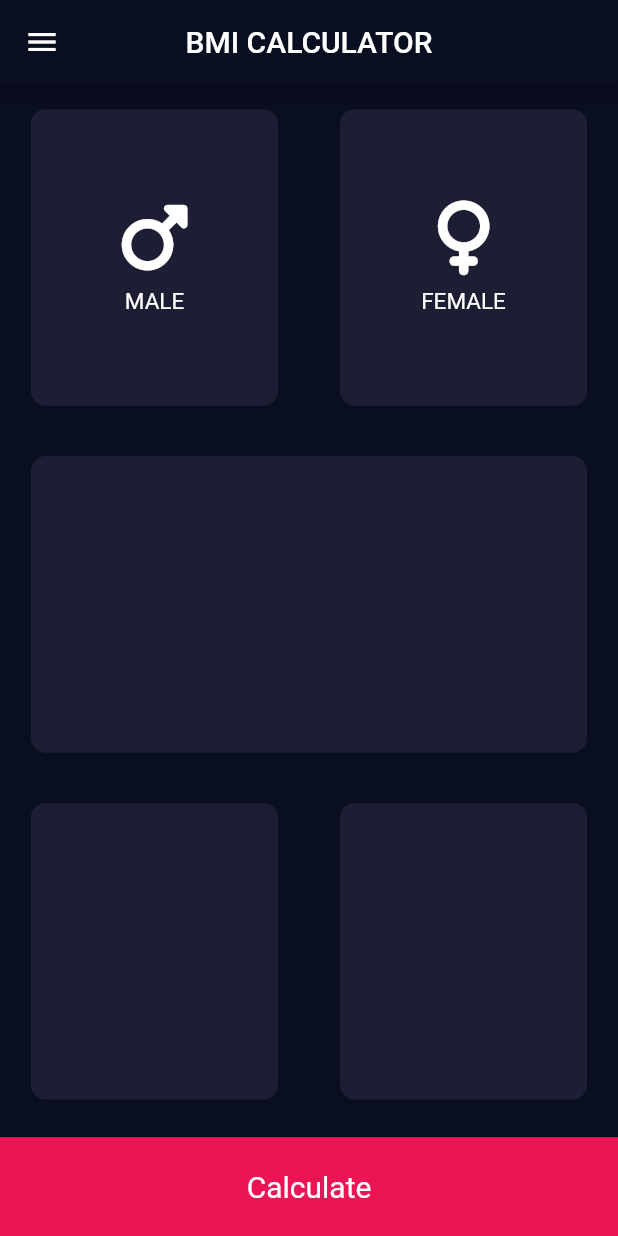
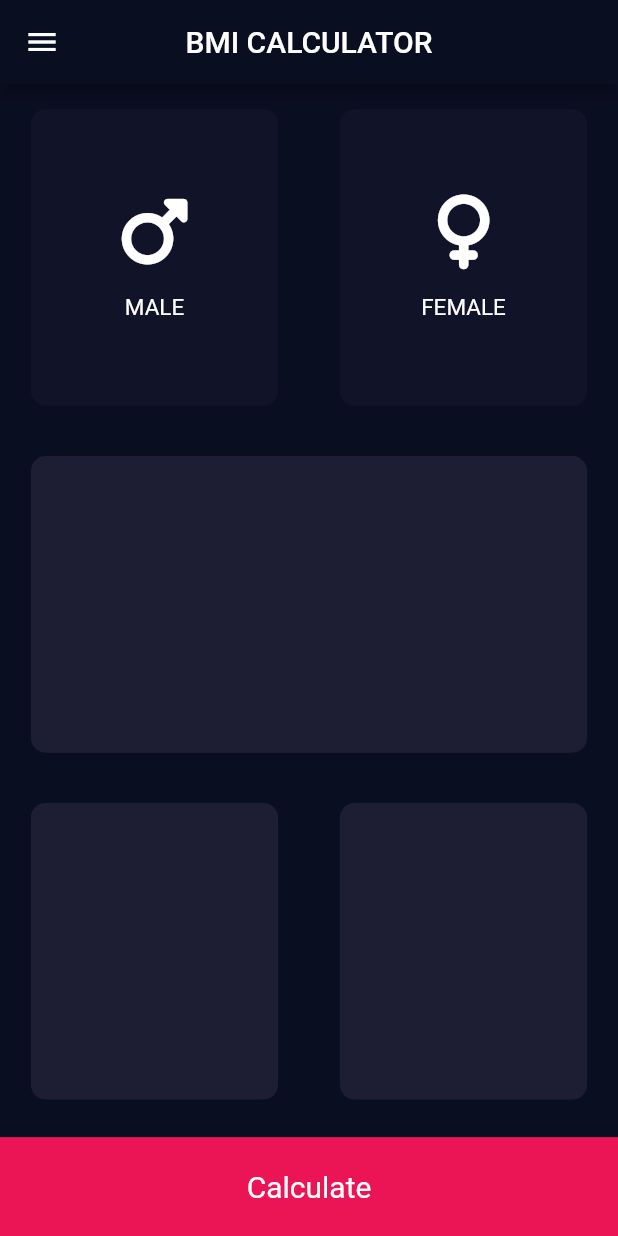
Before and after one commit to Aphosishiro/BMI, a Flutter app: the screen it shows after launch, on a phone screen of 412 x 824 dp. Run offline on Flutter 3.47's test engine with Material 2 defaults, Android fonts, the phone set to English and light mode, and no system bars; our stand-ins replace font_awesome_flutter.

Commit message:
update color method added

```diff
--- a/lib/screens/home.dart
+++ b/lib/screens/home.dart
@@ -4,6 +4,7 @@ import 'package:font_awesome_flutter/font_awesome_flutter.dart';
 import 'iconcontent.dart';
 
 const activeCardColor = Color(0xFF1D1E33);
+const inActiveCardColor = Color(0xFF111328);
 const bottomContainerColor = Color(0xFFEB1555);
 
 class Home extends StatefulWidget {
@@ -14,6 +15,28 @@ class Home extends StatefulWidget {
 }
 
 class _HomeState extends State<Home> {
+  Color maleCardColor = inActiveCardColor;
+  Color femaleCardColor = inActiveCardColor;
+
+  void updateCardColor(int gender) {
+    if (gender == 1) {
+      if (maleCardColor == inActiveCardColor) {
+        maleCardColor = activeCardColor;
+        femaleCardColor = inActiveCardColor;
+      } else {
+        maleCardColor = inActiveCardColor;
+      }
+    }
+    if (gender == 2) {
+      if (femaleCardColor == inActiveCardColor) {
+        femaleCardColor = activeCardColor;
+        maleCardColor = inActiveCardColor;
+      } else {
+        femaleCardColor = inActiveCardColor;
+      }
+    }
+  }
+
   @override
   Widget build(BuildContext context) {
     Size size = MediaQuery.of(context).size;
@@ -28,21 +51,39 @@ class _HomeState extends State<Home> {
       ),
       body: Column(
         children: [
-          const Expanded(
+          Expanded(
             child: Row(
               children: [
-                ReuseableCard(
-                  color: activeCardColor,
-                  cardChild: Iconcontent(
+                Expanded(
+                  child: GestureDetector(
+                    onTap: () {
+                      setState(() {
+                        updateCardColor(1);
+                      });
+                    },
+                    child: ReuseableCard(
+                      color: maleCardColor,
+                      cardChild: const Iconcontent(
                         iconData: FontAwesomeIcons.mars,
                         label: "MALE",
                       ),
                     ),
-                ReuseableCard(
-                  color: activeCardColor,
-                  cardChild: Iconcontent(
+                  ),
+                ),
+                Expanded(
+                  child: GestureDetector(
+                    onTap: () {
+                      setState(() {
+                        updateCardColor(2);
+                      });
+                    },
+                    child: ReuseableCard(
+                      color: femaleCardColor,
+                      cardChild: const Iconcontent(
                         iconData: FontAwesomeIcons.venus,
                         label: "FEMALE",
+                      ),
+                    ),
                   ),
                 ),
               ],
@@ -51,9 +92,11 @@ class _HomeState extends State<Home> {
           const Expanded(
             child: Row(
               children: [
-                ReuseableCard(
+                Expanded(
+                  child: ReuseableCard(
                     color: activeCardColor,
                     cardChild: Column(),
+                  ),
                 ),
               ],
             ),
@@ -61,13 +104,17 @@ class _HomeState extends State<Home> {
           const Expanded(
             child: Row(
               children: [
-                ReuseableCard(
+                Expanded(
+                  child: ReuseableCard(
                     color: activeCardColor,
                     cardChild: Column(),
                   ),
-                ReuseableCard(
+                ),
+                Expanded(
+                  child: ReuseableCard(
                     color: activeCardColor,
                     cardChild: Column(),
+                  ),
                 ),
               ],
             ),
--- a/lib/screens/iconcontent.dart
+++ b/lib/screens/iconcontent.dart
@@ -1,7 +1,7 @@
 import 'package:flutter/material.dart';
 
 class Iconcontent extends StatelessWidget {
-  const Iconcontent({super.key, required this.iconData , required this.label});
+  const Iconcontent({super.key, required this.iconData, required this.label});
 
   final IconData iconData;
   final String label;
@@ -17,7 +17,7 @@ class Iconcontent extends StatelessWidget {
           size: 50,
         ),
         SizedBox(
-          height: size.height * 0.01,
+          height: size.height * 0.02,
         ),
         Text(
           label,
--- a/lib/screens/reusablecard.dart
+++ b/lib/screens/reusablecard.dart
@@ -10,8 +10,7 @@ class ReuseableCard extends StatelessWidget {
   @override
   Widget build(BuildContext context) {
     Size size = MediaQuery.of(context).size;
-    return Expanded(
-      child: Container(
+    return Container(
       margin: EdgeInsets.symmetric(
         horizontal: size.width * 0.05,
         vertical: size.height * 0.01,
@@ -23,7 +22,6 @@ class ReuseableCard extends StatelessWidget {
         borderRadius: BorderRadius.circular(10),
       ),
       child: cardChild,
-      ),
     );
   }
 }
```
Lines whose indentation alone changed are shown as unchanged.
